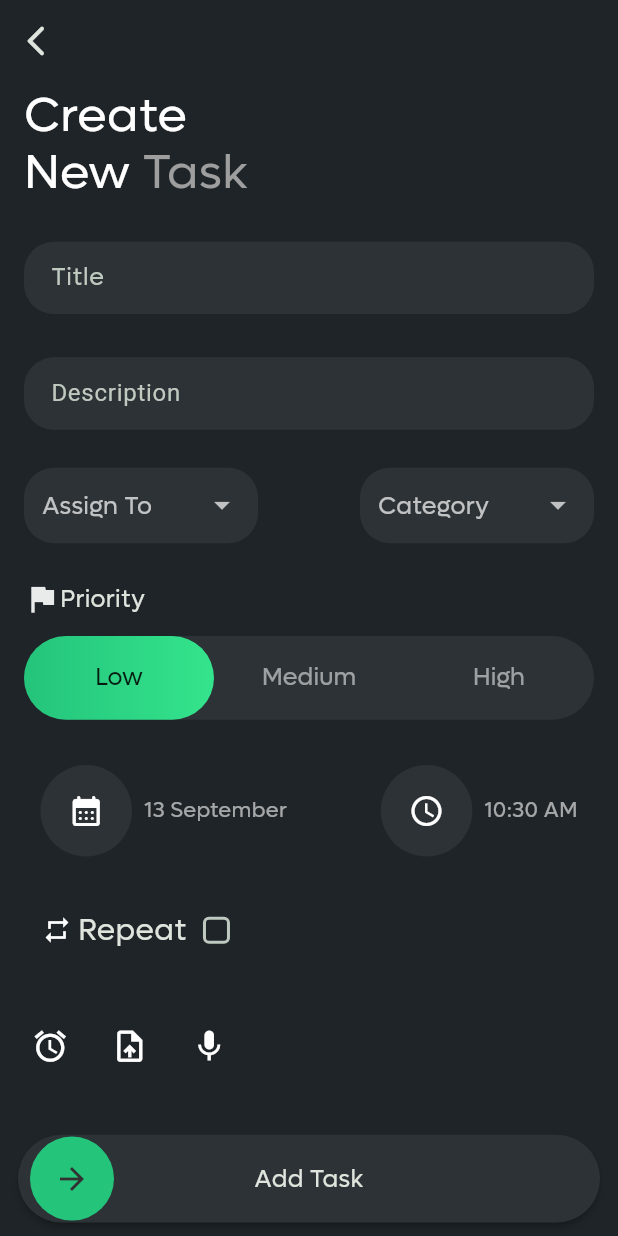
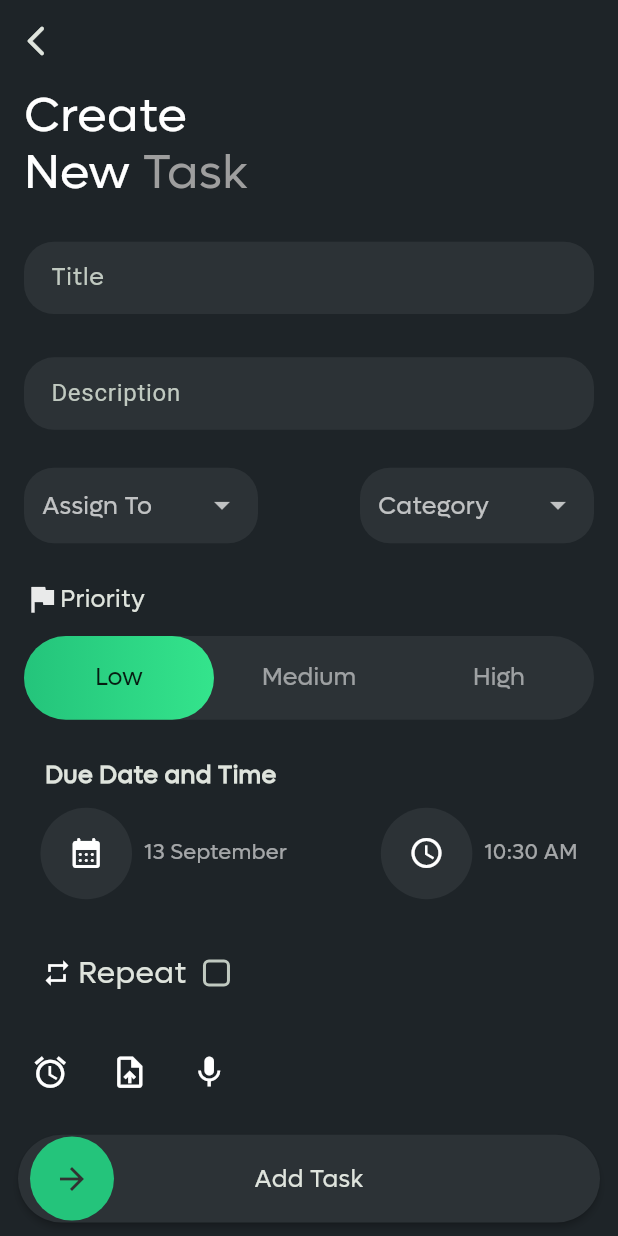
Before and after one commit to ZaynMeledath/turningpoint_tms, a Flutter app: the AssignTaskScreen screen opened directly, on a phone screen of 412 x 824 dp. Run offline on Flutter 3.47's test engine with Material 3 defaults, Android fonts, the phone set to English and light mode, and no system bars; drawn by our look-alikes of flutter_animate, slide_to_act; our stand-ins replace animated_bottom_navigation_bar, awesome_notifications, file_picker, firebase_core, firebase_messaging, flutter_screenutil and 11 more; missing offline and left inert: record; accounts and stored records are empty; network calls fail; project files that could hold a hidden picture were left out.

Commit message:
Assign Task Screen Completed

```diff
--- a/lib/model/tasks_model.dart
+++ b/lib/model/tasks_model.dart
@@ -1,3 +1,5 @@
+// ignore_for_file: prefer_collection_literals
+
 class TasksModelResponse {
   String? message;
   List<TaskModel>? tasks;
@@ -37,6 +39,7 @@ class TaskModel {
   String? dueDate;
   String? status;
   bool? isDelayed;
+  Repeat? repeat;
   List<dynamic>? attachments;
   List<Reminder>? reminders;
   List<StatusChanges>? statusChanges;
@@ -56,6 +59,7 @@ class TaskModel {
     this.dueDate,
     this.status,
     this.isDelayed,
+    this.repeat,
     this.attachments,
     this.reminders,
     this.statusChanges,
@@ -88,6 +92,7 @@ class TaskModel {
       });
     }
     attachments = json['attachments'];
+    repeat = Repeat.fromJson(json);
     isDelayed = json['isDelayed'];
     closedAt = json['closedAt'];
     createdAt = json['createdAt'];
@@ -120,6 +125,7 @@ class TaskModel {
       data['attachments'] = attachments!.map((item) => item.toJson()).toList();
     }
     data['attachments'] = attachments;
+    data['repeat'] = repeat?.toJson();
     data['isDelayed'] = isDelayed;
     data['closedAt'] = closedAt;
     data['createdAt'] = createdAt;
@@ -202,3 +208,25 @@ class StatusChanges {
     return data;
   }
 }
+
+class Repeat {
+  String? frequency;
+  List<int>? days;
+  String? startDate;
+
+  Repeat({this.frequency, this.days, this.startDate});
+
+  Repeat.fromJson(Map<String, dynamic> json) {
+    frequency = json['frequency'];
+    days = json['days'];
+    startDate = json['startDate'];
+  }
+
+  Map<String, dynamic> toJson() {
+    final Map<String, dynamic> data = Map<String, dynamic>();
+    data['frequency'] = frequency;
+    data['days'] = days;
+    data['startDate'] = startDate;
+    return data;
+  }
+}
--- a/lib/view/task_management/assign_task/assign_task_screen.dart
+++ b/lib/view/task_management/assign_task/assign_task_screen.dart
@@ -237,7 +237,13 @@ class _AssignTaskScreenState extends State<AssignTaskScreen>
                         duration: const Duration(milliseconds: 1000),
                         curve: Curves.elasticOut,
                       ),
-                  SizedBox(height: 12.h),
+                  Obx(
+                    () => SizedBox(
+                      height: assignTaskController.shouldRepeatTask.value
+                          ? 12.h
+                          : 0,
+                    ),
+                  ),
                   attachmentSegment(
                     assignTaskController: assignTaskController,
                     recorder: recorder,
@@ -261,7 +267,7 @@ class _AssignTaskScreenState extends State<AssignTaskScreen>
           taskDescription: descriptionController.text.trim(),
           formKey: _formKey,
           isUpdating: widget.taskModel != null,
-          taskId: widget.taskModel?.id,
+          taskModel: widget.taskModel,
         ).animate().slideY(
               begin: 1,
               delay: const Duration(milliseconds: 280),
--- a/lib/view/task_management/assign_task/segments/date_and_time_segment.dart
+++ b/lib/view/task_management/assign_task/segments/date_and_time_segment.dart
@@ -8,7 +8,27 @@ Widget dateAndTimeSegment({
 }) {
   return Padding(
     padding: EdgeInsets.symmetric(horizontal: 6.w),
-    child: Row(
+    child: Column(
+      children: [
+        Align(
+          alignment: Alignment.centerLeft,
+          child: Padding(
+            padding: EdgeInsets.only(left: 8.w),
+            child: Obx(
+              () => Text(
+                assignTaskController.shouldRepeatTask.value
+                    ? 'Start Date and Time'
+                    : 'Due Date and Time',
+                style: TextStyle(
+                  fontSize: 16.sp,
+                  fontWeight: FontWeight.w600,
+                ),
+              ),
+            ),
+          ),
+        ),
+        SizedBox(height: 6.h),
+        Row(
           mainAxisAlignment: MainAxisAlignment.center,
           children: [
             //====================Date Picker Section====================//
@@ -36,7 +56,8 @@ Widget dateAndTimeSegment({
                       TimeOfDay.now();
                 }
                 Future.delayed(Duration.zero, () {
-              assignTaskController.isTitleAndDescriptionEnabled.value = true;
+                  assignTaskController.isTitleAndDescriptionEnabled.value =
+                      true;
                 });
               },
               child: Padding(
@@ -91,7 +112,8 @@ Widget dateAndTimeSegment({
                     ) ??
                     TimeOfDay.now();
                 Future.delayed(Duration.zero, () {
-              assignTaskController.isTitleAndDescriptionEnabled.value = true;
+                  assignTaskController.isTitleAndDescriptionEnabled.value =
+                      true;
                 });
               },
               child: Padding(
@@ -127,5 +149,7 @@ Widget dateAndTimeSegment({
             ),
           ],
         ),
+      ],
+    ),
   );
 }
--- a/lib/view/task_management/assign_task/segments/swipe_to_add.dart
+++ b/lib/view/task_management/assign_task/segments/swipe_to_add.dart
@@ -6,7 +6,7 @@ Widget swipeToAdd({
   required String taskDescription,
   required GlobalKey<FormState> formKey,
   required bool isUpdating,
-  required String? taskId,
+  required TaskModel? taskModel,
 }) {
   return Container(
     height: 85.h,
@@ -43,7 +43,7 @@ Widget swipeToAdd({
           try {
             if (isUpdating) {
               await assignTaskController.updateTask(
-                taskId: taskId!,
+                taskModel: taskModel!,
                 title: taskTitle,
                 description: taskDescription,
               );
--- a/lib/view/task_management/tasks/segments/task_updates_section.dart
+++ b/lib/view/task_management/tasks/segments/task_updates_section.dart
@@ -150,7 +150,8 @@ Widget taskUpdateSection({
                                           aspectRatio: 16 / 9,
                                           child: CachedNetworkImage(
                                             imageUrl: statusChangesModel
-                                                .changesAttachments![index],
+                                                    .changesAttachments![index]
+                                                ['path'],
                                           ),
                                         );
                                       },
```
Also changed, not shown: lib/controller/assign_task_controller.dart (+134 -40 lines), lib/repository/tasks_repository.dart (+25 -42 lines). Lines whose indentation alone changed are shown as unchanged.
